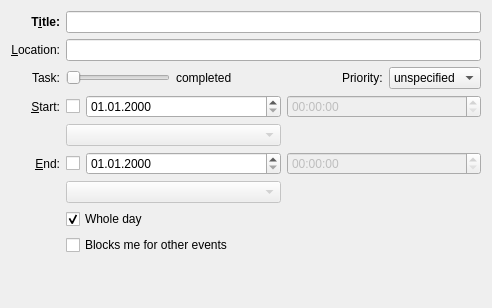
Qt form incidenceeditor-ng/eventortodomobile.ui (chusopr/kdepim-ktimetracker-akonadi) before a commit.
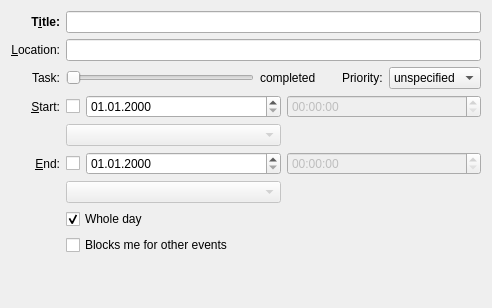
The same form after that commit. Custom widgets are drawn as their Qt base class.

Commit message: Use less space on the task line for mobile

The edit to the form file:
```diff
--- a/incidenceeditor-ng/eventortodomobile.ui
+++ b/incidenceeditor-ng/eventortodomobile.ui
@@ -280,7 +280,7 @@
          <enum>Qt::Horizontal</enum>
         </property>
         <property name="sizeType">
-         <enum>QSizePolicy::MinimumExpanding</enum>
+         <enum>QSizePolicy::Fixed</enum>
         </property>
         <property name="sizeHint" stdset="0">
          <size>
```
Left out of the diff: 10 changed lines with no effect on the pictures.
